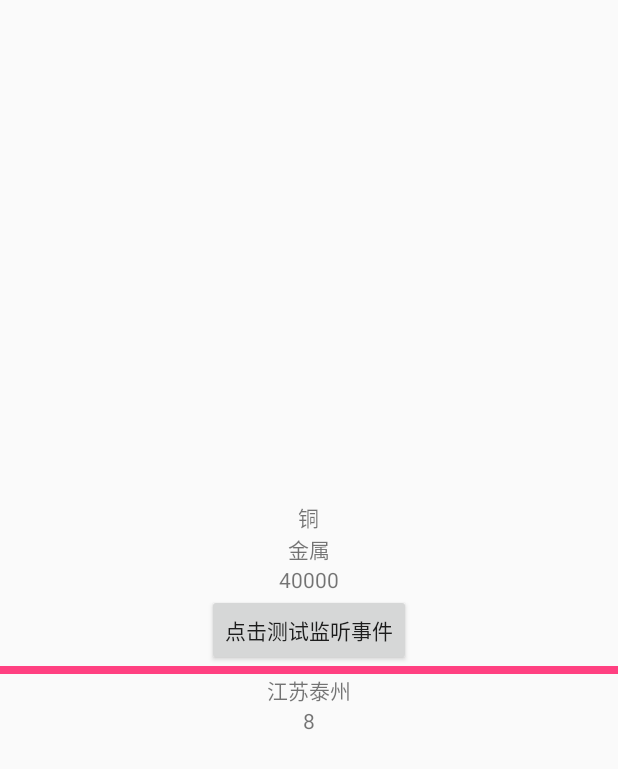
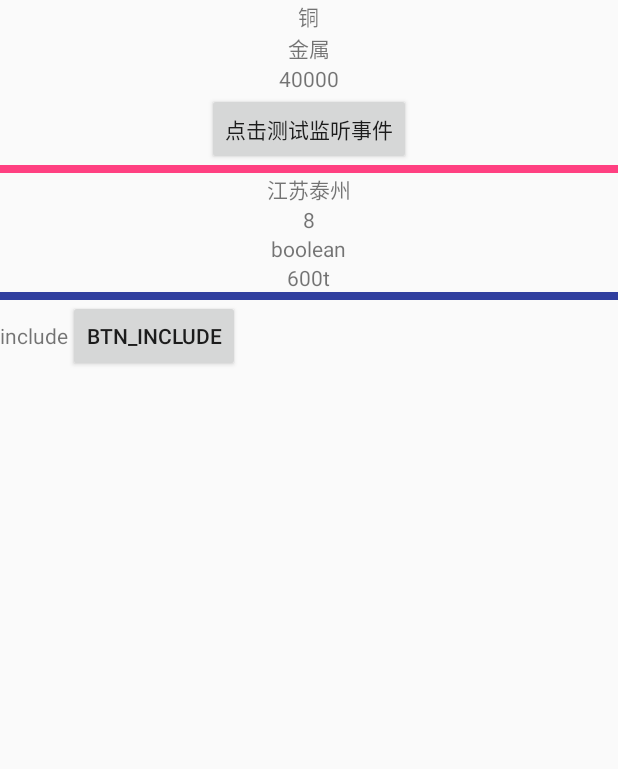
Before and after one commit to wahahabao/AWL_WoNongYun, an Android app: the TestAgainActivity screen opened directly, with no data from a screen before it, on a phone screen of 412 x 824 dp. Shown: the top 769 px of the screen. Run offline under Robolectric (Android 15) with nearby library versions, the phone set to English and light mode, and no system bars; our stand-ins replace data binding.

Commit message:
提交一次数据绑定

```diff
--- a/app/src/main/java/com/wonongyun/awl/awl_wonongyun/databinding/DataBindingDemoAcTwo.java
+++ b/app/src/main/java/com/wonongyun/awl/awl_wonongyun/databinding/DataBindingDemoAcTwo.java
@@ -9,7 +9,6 @@ import android.view.View;
 import android.widget.Toast;
 
 import com.wonongyun.awl.awl_wonongyun.R;
-import com.wonongyun.awl.awl_wonongyun.databinding.ActivityDatabindingtwoBinding;
 import com.wonongyun.awl.awl_wonongyun.databinding.model.DataBindingTwoModel;
 
 /**
--- a/app/src/main/java/com/wonongyun/awl/awl_wonongyun/databinding/TestAgain.java
+++ b/app/src/main/java/com/wonongyun/awl/awl_wonongyun/databinding/TestAgain.java
@@ -7,6 +7,25 @@ package com.wonongyun.awl.awl_wonongyun.databinding;
 public class TestAgain {
     private int usTime;
     private String product;
+    private boolean isTrue;
+
+    public String getXX() {
+        return XX;
+    }
+
+    public void setXX(String XX) {
+        this.XX = XX;
+    }
+
+    private String XX;
+
+    public boolean isTrue() {
+        return isTrue;
+    }
+
+    public void setTrue(boolean aTrue) {
+        isTrue = aTrue;
+    }
 
     public int getUsTime() {
         return usTime;
--- a/app/src/main/java/com/wonongyun/awl/awl_wonongyun/databinding/TestAgainActivity.java
+++ b/app/src/main/java/com/wonongyun/awl/awl_wonongyun/databinding/TestAgainActivity.java
@@ -24,9 +24,10 @@ public class TestAgainActivity extends Activity {
         com.wonongyun.awl.awl_wonongyun.databinding.TestAgain testAgain1 = new com.wonongyun.awl.awl_wonongyun.databinding.TestAgain();
         testAgain1.setProduct("江苏泰州");
         testAgain1.setUsTime(8);
+        testAgain1.setTrue(true);
         binding.setTestwxf(testAgain);
         binding.setWxfBieming(testAgain1);
-
+        binding.setWeight("600t");
         binding.setWxfOnClickL(new View.OnClickListener() {
             @Override
             public void onClick(View v) {
--- a/app/src/main/res/layout/activity_test_again.xml
+++ b/app/src/main/res/layout/activity_test_again.xml
@@ -5,6 +5,10 @@
     <data>
         <import type="com.wonongyun.awl.awl_wonongyun.databinding.model.TestAgain"/>
         <import type="com.wonongyun.awl.awl_wonongyun.databinding.TestAgain" alias = "bieming"/>//起别名
+        <import type="java.util.ArrayList" />
+        <import type="java.util.HashMap" />
+        <import type="android.view.View"/>
+
         <variable
             name="testwxf"
             type="TestAgain"/>
@@ -14,6 +18,40 @@
         <variable
             name="wxfBieming"
             type="bieming"/>
+        <variable
+            name="weight"
+            type="String"/>
+
+        //集合的用法
+        <variable
+            name="list"
+            type="ArrayList" />
+        <variable
+            name="map"
+            type="HashMap"/>
+        <variable
+            name="array"
+            type="String"/>
+        //为集合定义的索引
+        <variable
+            name="listkey"
+            type="int"/>
+        <variable
+            name="mapkey"
+            type="String"/>
+        <variable
+            name="arraykey"
+            type="int"/>
+        //字符串、布尔值、int的用法
+        <variable
+            name="str"
+            type="String" />
+        <variable
+            name="error"
+            type="boolean"/>
+        <variable
+            name="num"
+            type="int"/>
     </data>
 
     <LinearLayout
@@ -53,5 +91,44 @@
             android:layout_width="wrap_content"
             android:layout_height="wrap_content"
             android:text="@{String.valueOf(wxfBieming.usTime)}"/>//整形转字符串
+
+        <TextView
+            android:layout_width="wrap_content"
+            android:layout_height="wrap_content"
+            android:text="boolean"
+            android:visibility="@{wxfBieming.isTrue?View.VISIBLE:View.GONE}"/>
+        <TextView
+            android:layout_width="wrap_content"
+            android:layout_height="wrap_content"
+            android:text="@{weight}"/>
+        <View
+            android:layout_width="match_parent"
+            android:layout_height="5dp"
+            android:background="@color/colorPrimaryDark"
+            />
+        <!--
+        //集合的使用
+        <TextView
+            android:layout_width="wrap_content"
+            android:layout_height="wrap_content"
+            android:text="@{list[listkey]}"/>
+        <TextView
+            android:layout_width="wrap_content"
+            android:layout_height="wrap_content"
+            android:text=""/>
+        <TextView
+            android:layout_width="wrap_content"
+            android:layout_height="wrap_content"
+            android:text=""/>
+        <TextView
+            android:layout_width="wrap_content"
+            android:layout_height="wrap_content"
+            android:text=""/>
+        <TextView
+            android:layout_width="wrap_content"
+            android:layout_height="wrap_content"
+            android:text=""/>
+        -->
+    <include layout="@layout/titlebar"/>
     </LinearLayout>
 </layout>
--- /dev/null
+++ b/app/src/main/res/layout/titlebar.xml
@@ -0,0 +1,16 @@
+<?xml version="1.0" encoding="utf-8"?>
+<LinearLayout xmlns:android="http://schemas.android.com/apk/res/android"
+    android:orientation="horizontal"
+    android:layout_width="match_parent"
+    android:layout_height="match_parent">
+
+    <TextView
+        android:layout_width="wrap_content"
+        android:layout_height="wrap_content"
+        android:text="include"/>
+
+    <Button
+        android:layout_width="wrap_content"
+        android:layout_height="wrap_content"
+        android:text="btn_include"/>
+</LinearLayout>
```
Also changed, not shown: 1 other file.
